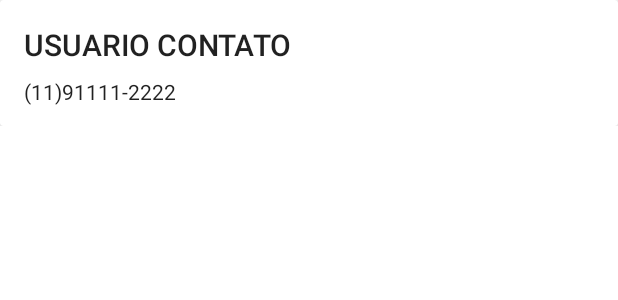
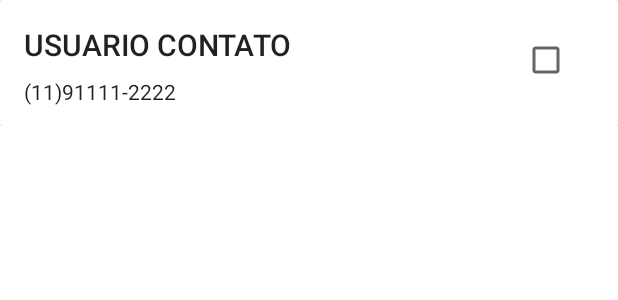
Before and after one commit to JeisonSilva/MinhaViagem, an Android app: the layout contato_card.xml on its own in the app's theme, with its tools: preview values and no code run, on a phone screen of 412 x 824 dp. Shown: the top 300 px of the screen. Run offline under Robolectric (Android 15) with nearby library versions, the phone set to English and light mode, and no system bars.

Commit message:
criado lista de contatos para notificacao

```diff
--- a/src/app/build.gradle
+++ b/src/app/build.gradle
@@ -55,6 +55,7 @@ dependencies {
     implementation 'androidx.recyclerview:recyclerview:1.2.0'
     implementation 'androidx.cardview:cardview:1.0.0'
     implementation 'androidx.recyclerview:recyclerview:1.2.0'
+    implementation 'androidx.recyclerview:recyclerview-selection:1.1.0'
     def appCenterSdkVersion = '4.1.0'
     implementation "com.microsoft.appcenter:appcenter-analytics:${appCenterSdkVersion}"
     implementation "com.microsoft.appcenter:appcenter-crashes:${appCenterSdkVersion}"
--- a/src/app/src/main/java/com/example/minhaviagem/notificacao/adapters/ContatoViewHolder.java
+++ b/src/app/src/main/java/com/example/minhaviagem/notificacao/adapters/ContatoViewHolder.java
@@ -3,7 +3,9 @@ package com.example.minhaviagem.notificacao.adapters;
 import android.view.View;
 
 import androidx.annotation.NonNull;
+import androidx.appcompat.widget.AppCompatCheckBox;
 import androidx.appcompat.widget.AppCompatTextView;
+import androidx.cardview.widget.CardView;
 import androidx.recyclerview.widget.RecyclerView;
 
 import com.example.minhaviagem.R;
@@ -11,11 +13,14 @@ import com.example.minhaviagem.R;
 public class ContatoViewHolder extends RecyclerView.ViewHolder {
     public final AppCompatTextView tv_nome;
     public final AppCompatTextView tv_telefone;
+    public final CardView card_contato;
 
     public ContatoViewHolder(@NonNull View itemView) {
         super(itemView);
 
         tv_nome = itemView.findViewById(R.id.tv_nome_contato);
         tv_telefone = itemView.findViewById(R.id.tv_telefone_contato);
+        card_contato = itemView.findViewById(R.id.card_contato);
+
     }
 }
--- a/src/app/src/main/res/layout/contato_card.xml
+++ b/src/app/src/main/res/layout/contato_card.xml
@@ -7,6 +7,7 @@
     android:layout_height="wrap_content">
 
     <androidx.cardview.widget.CardView
+        android:id="@+id/card_contato"
         android:layout_width="match_parent"
         android:layout_height="84dp">
 
@@ -36,6 +37,16 @@
                 app:layout_constraintTop_toBottomOf="@+id/tv_nome_contato"
                 style="@style/TextAppearance.AppCompat.Body1"/>
 
+
+            <androidx.appcompat.widget.AppCompatCheckBox
+                android:id="@+id/chk_contato"
+                android:layout_width="wrap_content"
+                android:layout_height="wrap_content"
+                android:layout_marginTop="16dp"
+                android:layout_marginEnd="16dp"
+                app:layout_constraintEnd_toEndOf="parent"
+                app:layout_constraintTop_toTopOf="parent" />
+
         </androidx.constraintlayout.widget.ConstraintLayout>
 
     </androidx.cardview.widget.CardView>
--- a/src/app/src/main/res/values/strings.xml
+++ b/src/app/src/main/res/values/strings.xml
@@ -4,4 +4,6 @@
     <string name="hello_blank_fragment">Hello blank fragment</string>
     <string name="openDrawer">Open</string>
     <string name="closeDrawer">Close</string>
+    <string name="mensagem_contato_notificado">Este contato será notificado de suas atividades de localização</string>
+    <string name="mensagem_contato_terirada_notificacao">Este contato nao recebera alertas</string>
 </resources>
```
Also changed, not shown: src/app/src/main/java/com/example/minhaviagem/notificacao/ContatosNotificacaoFragment.java (+41 -6 lines), src/app/src/main/java/com/example/minhaviagem/notificacao/adapters/ContatoAdapter.java (+31 -2 lines), src/app/src/main/res/layout/fragment_contatos_notificacao.xml (+8 -0 lines).
